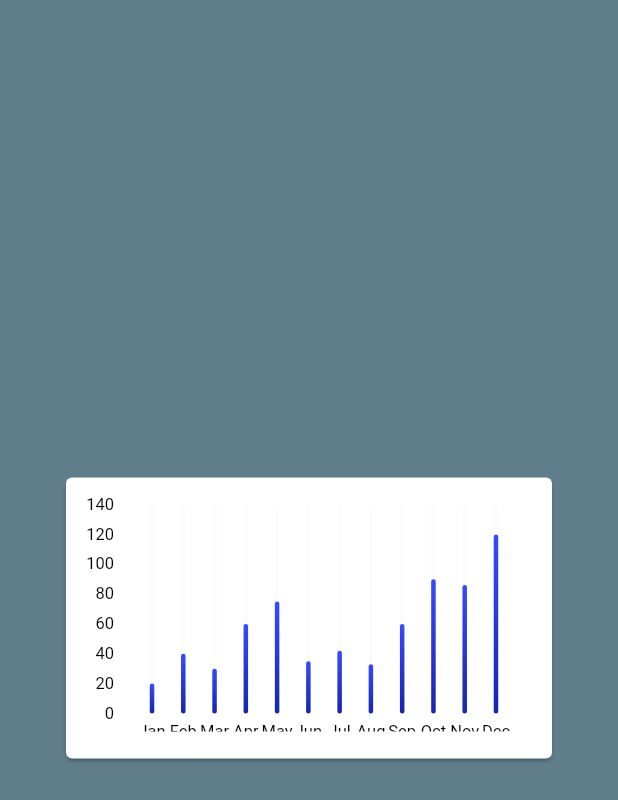
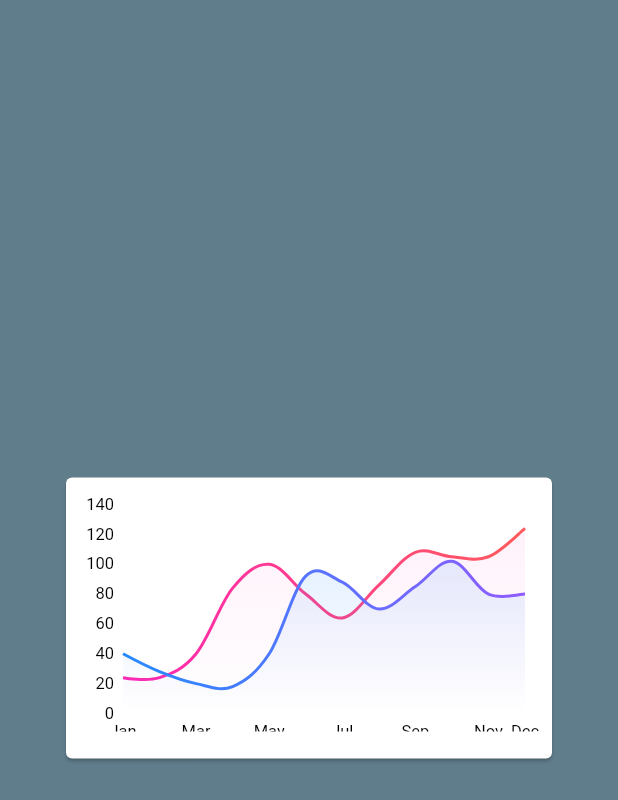
Before and after one commit to bradrushworth/amber, a Flutter app: the screen it shows after launch, on a phone screen of 412 x 824 dp. Shown: the top 800 px of the screen. Run offline on Flutter 3.47's test engine with Material 2 defaults, Android fonts, the phone set to English and light mode, and no system bars; drawn by our look-alikes of fl_chart.

Commit message:
Implement line_chart1.dart

```diff
--- /dev/null
+++ b/lib/line_chart1.dart
@@ -0,0 +1,116 @@
+import 'package:fl_chart/fl_chart.dart';
+import 'package:flutter/material.dart';
+
+class LineChartWidget1 extends StatelessWidget {
+  const LineChartWidget1({Key? key}) : super(key: key);
+
+  @override
+  Widget build(BuildContext context) {
+    return Padding(
+      padding: const EdgeInsets.only(right: 18, top: 18, bottom: 18),
+child: LineChart(
+  LineChartData(
+    lineBarsData: [
+      LineChartBarData(
+        spots: const [
+          FlSpot(0, 24),
+          FlSpot(1, 24),
+          FlSpot(2, 40),
+          FlSpot(3, 84),
+          FlSpot(4, 100),
+          FlSpot(5, 80),
+          FlSpot(6, 64),
+          FlSpot(7, 86),
+          FlSpot(8, 108),
+          FlSpot(9, 105),
+          FlSpot(10, 105),
+          FlSpot(11, 124),
+        ],
+        dotData: FlDotData(show: false),
+        colors: const [Color(0xFFFF26B5), Color(0xFFFF5B5B)],
+        isCurved: true,
+        belowBarData: BarAreaData(
+          show: true,
+          colors: const [Color(0x10FF26B5), Color(0x00FF26B5)],
+          gradientFrom: const Offset(0.5, 0),
+          gradientTo: const Offset(0.5, 1),
+        ),
+      ),
+      LineChartBarData(
+        spots: const [
+          FlSpot(0, 40),
+          FlSpot(1, 28),
+          FlSpot(2, 20),
+          FlSpot(3, 18),
+          FlSpot(4, 40),
+          FlSpot(5, 92),
+          FlSpot(6, 88),
+          FlSpot(7, 70),
+          FlSpot(8, 85),
+          FlSpot(9, 102),
+          FlSpot(10, 80),
+          FlSpot(11, 80),
+        ],
+        dotData: FlDotData(show: false),
+        colors: const [Color(0xFF268AFF), Color(0xFF905BFF)],
+        isCurved: true,
+        belowBarData: BarAreaData(
+          show: true,
+          colors: const [Color(0x1f268AFF), Color(0x00268AFF)],
+          gradientFrom: const Offset(0.5, 0),
+          gradientTo: const Offset(0.5, 1),
+        ),
+      ),
+    ],
+    titlesData: FlTitlesData(
+      rightTitles: SideTitles(showTitles: false),
+      topTitles: SideTitles(showTitles: false),
+      bottomTitles: SideTitles(
+        reservedSize: 6,
+        showTitles: true,
+        getTitles: (xValue) {
+          switch (xValue.toInt()) {
+            case 0:
+              return 'Jan';
+            case 1:
+              return 'Feb';
+            case 2:
+              return 'Mar';
+            case 3:
+              return 'Apr';
+            case 4:
+              return 'May';
+            case 5:
+              return 'Jun';
+            case 6:
+              return 'Jul';
+            case 7:
+              return 'Aug';
+            case 8:
+              return 'Sep';
+            case 9:
+              return 'Oct';
+            case 10:
+              return 'Nov';
+            case 11:
+              return 'Dec';
+            default:
+              throw StateError('Not supported');
+          }
+        },
+      ),
+      leftTitles: SideTitles(
+        showTitles: true,
+        interval: 20,
+        reservedSize: 32,
+      ),
+    ),
+    maxY: 140,
+    minY: 0,
+    gridData: FlGridData(show: false),
+    borderData: FlBorderData(show: false),
+  ),
+),
+    );
+  }
+}
--- a/lib/main.dart
+++ b/lib/main.dart
@@ -3,6 +3,7 @@ import 'package:flutter/material.dart';
 import 'package:ui_challenge_7/bar_chart1.dart';
 
 import 'bar_chart2.dart';
+import 'line_chart1.dart';
 
 void main() {
   runApp(const MyApp());
@@ -37,7 +38,7 @@ class HomePage extends StatelessWidget {
           padding: EdgeInsets.all(40.0),
           child: AspectRatio(
             child: Card(
-              child: BarChartWidget2(),
+              child: LineChartWidget1(),
             ),
             aspectRatio: 1.7,
           ),
```
